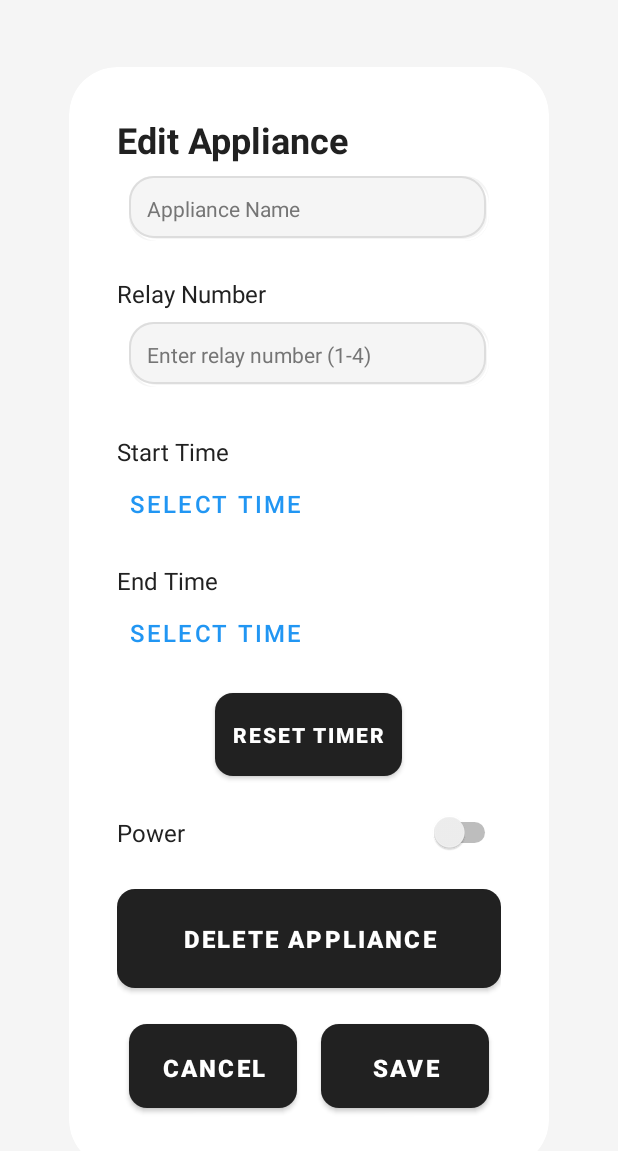
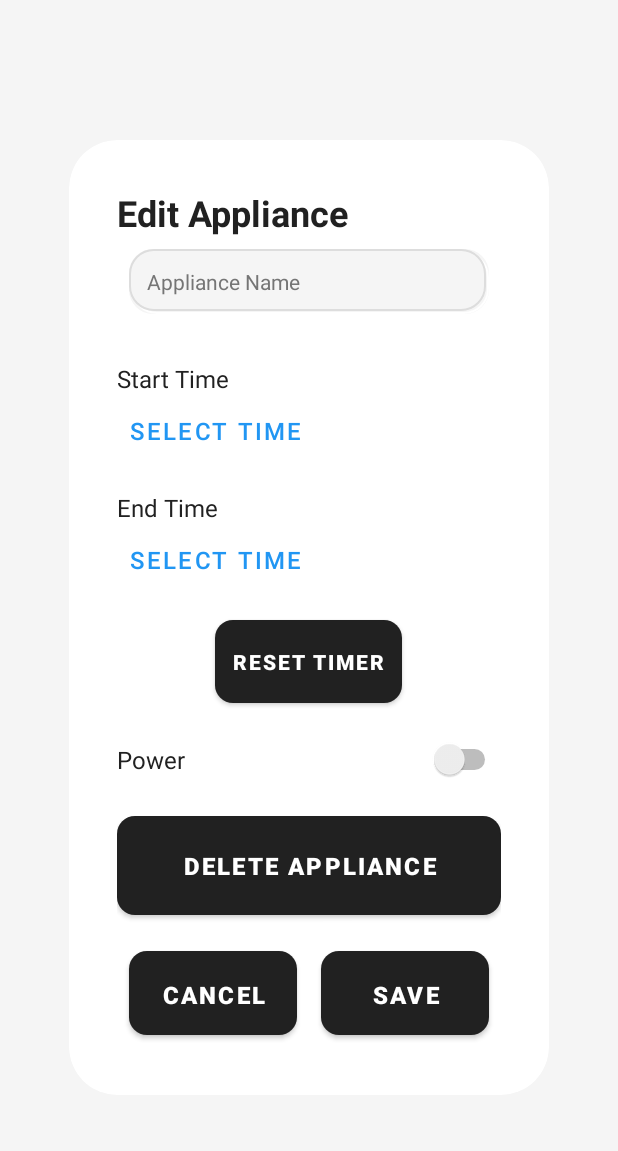
Before and after one commit to alphastar-avi/Switch, an Android app: the layout dialog_edit_appliance.xml on its own in the app's theme, with its tools: preview values and no code run, on a phone screen of 412 x 824 dp. Shown: the top 1151 px of the screen. Run offline under Robolectric (Android 15) with nearby library versions, the phone set to English and light mode, and no system bars.

Commit message:
stable ig

```diff
--- a/app/src/main/res/layout/dialog_edit_appliance.xml
+++ b/app/src/main/res/layout/dialog_edit_appliance.xml
@@ -30,25 +30,6 @@
             android:layout_height="wrap_content"
             android:layout_marginTop="24dp"
             android:hint="Appliance Name"
-            android:textColor="@color/text_primary"
-            android:textColorHint="@color/text_secondary" />
-
-        <TextView
-            android:layout_width="wrap_content"
-            android:layout_height="wrap_content"
-            android:layout_marginTop="16dp"
-            android:text="Relay Number"
-            android:textColor="@color/text_primary"
-            android:textSize="16sp" />
-
-        <EditText
-            android:id="@+id/etRelayNumber"
-            style="@style/NeumorphicEditText"
-            android:layout_width="match_parent"
-            android:layout_height="wrap_content"
-            android:layout_marginTop="8dp"
-            android:hint="Enter relay number (1-4)"
-            android:inputType="number"
             android:textColor="@color/text_primary"
             android:textColorHint="@color/text_secondary" />
 
```
Also changed, not shown: app/src/main/AndroidManifest.xml (+13 -2 lines), app/src/main/java/com/example/aswitch/MainActivity.kt (+0 -19 lines), app/src/main/java/com/example/aswitch/RelayStateReceiver.kt (added, +17 -0 lines).
